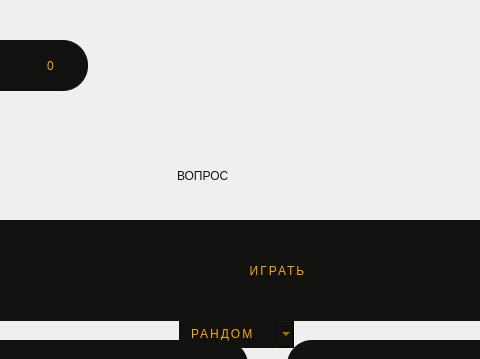
The window that mainwindow.ui (AShvoyan/MoveBrain-Trivia) describes before a commit, drawn with Qt 5; both pictures show x 243 to 723 and y 0 to 359 of the 1024 by 576 pixel window.
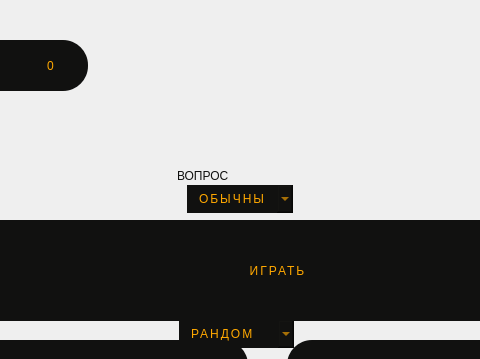
The same window after the commit.

Commit message:
Added "Blitz" gamemode
Added game mode changer from Basic to Blitz

```diff
--- a/mainwindow.ui
+++ b/mainwindow.ui
@@ -567,6 +567,64 @@
      <string>ВРЕМЯ:</string>
     </property>
    </widget>
+   <widget class="QComboBox" name="gamemode">
+    <property name="geometry">
+     <rect>
+      <x>430</x>
+      <y>185</y>
+      <width>176</width>
+      <height>39</height>
+     </rect>
+    </property>
+    <property name="styleSheet">
+     <string notr="true">QComboBox {
+				    cursor: pointer;
+                    outline: none;
+                    color: #fff;
+                    background-color: #111110;
+                    border-radius: 25px;
+                    line-height: 1.5;
+                    text-align: center;
+					color: #ffa800;
+                    padding: 6px 12px;
+					font: 800 15pt &quot;Montserrat&quot;;
+					letter-spacing: 2px;
+                    transition-property: background-color,border-color,color,box-shadow,filter;
+                    transition-duration: .3s;
+   
+}
+QComboBox:pressed {
+    background-color:  #0d0c0c;
+	color: #ffc000;
+
+}
+
+QComboBox QAbstractItemView {
+    background-color:  #0d0c0c;
+	color: #ffc000;
+	outline: none;
+}
+
+QComboBox QAbstractItemView:item:hover {
+    background-color: #131212;
+	color: #ffc000;
+	outline: none;
+}</string>
+    </property>
+    <property name="sizeAdjustPolicy">
+     <enum>QComboBox::AdjustToContents</enum>
+    </property>
+    <item>
+     <property name="text">
+      <string>ОБЫЧНЫЙ</string>
+     </property>
+    </item>
+    <item>
+     <property name="text">
+      <string>БЛИЦ</string>
+     </property>
+    </item>
+   </widget>
    <zorder>label</zorder>
    <zorder>label_2</zorder>
    <zorder>comboBox</zorder>
```
Left out of the diff: 1 changed line with no effect on the pictures. The commit also changes 1 other file.
